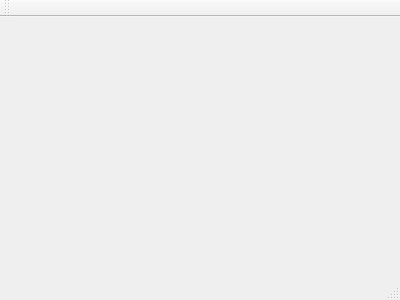
The window that day03/homework02/mainwindow.ui (hewei-bit/QT-Learing) describes before a commit, drawn with Qt 5.
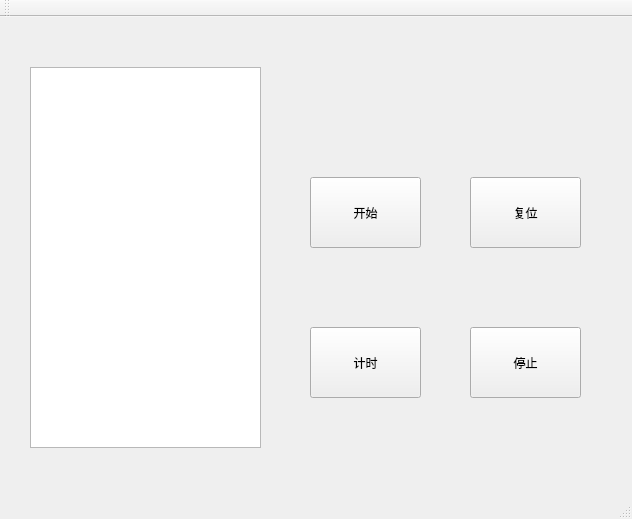
The same window after the commit.

What changed in the file:
```diff
--- a/day03/homework02/mainwindow.ui
+++ b/day03/homework02/mainwindow.ui
@@ -1,24 +1,124 @@
 <ui version="4.0">
  <class>MainWindow</class>
- <widget class="QMainWindow" name="MainWindow" >
-  <property name="geometry" >
+ <widget class="QMainWindow" name="MainWindow">
+  <property name="geometry">
    <rect>
     <x>0</x>
     <y>0</y>
-    <width>400</width>
-    <height>300</height>
+    <width>632</width>
+    <height>519</height>
    </rect>
   </property>
   <property name="windowTitle" >
    <string>MainWindow</string>
   </property>
-  <widget class="QMenuBar" name="menuBar" />
-  <widget class="QToolBar" name="mainToolBar" />
-  <widget class="QWidget" name="centralWidget" />
-  <widget class="QStatusBar" name="statusBar" />
+  <widget class="QWidget" name="centralWidget">
+   <widget class="QTextBrowser" name="textBrowser">
+    <property name="geometry">
+     <rect>
+      <x>30</x>
+      <y>50</y>
+      <width>231</width>
+      <height>381</height>
+     </rect>
+    </property>
+   </widget>
+   <widget class="QPushButton" name="start_Btn">
+    <property name="geometry">
+     <rect>
+      <x>310</x>
+      <y>160</y>
+      <width>111</width>
+      <height>71</height>
+     </rect>
+    </property>
+    <property name="text">
+     <string>开始</string>
+    </property>
+   </widget>
+   <widget class="QPushButton" name="reset_Btn">
+    <property name="geometry">
+     <rect>
+      <x>470</x>
+      <y>160</y>
+      <width>111</width>
+      <height>71</height>
+     </rect>
+    </property>
+    <property name="text">
+     <string>复位</string>
+    </property>
+   </widget>
+   <widget class="QPushButton" name="stop_Btn">
+    <property name="geometry">
+     <rect>
+      <x>470</x>
+      <y>310</y>
+      <width>111</width>
+      <height>71</height>
+     </rect>
+    </property>
+    <property name="text">
+     <string>停止</string>
+    </property>
+   </widget>
+   <widget class="QPushButton" name="count_Btn">
+    <property name="geometry">
+     <rect>
+      <x>310</x>
+      <y>310</y>
+      <width>111</width>
+      <height>71</height>
+     </rect>
+    </property>
+    <property name="text">
+     <string>计时</string>
+    </property>
+   </widget>
+   <widget class="QLabel" name="show_label">
+    <property name="geometry">
+     <rect>
+      <x>330</x>
+      <y>50</y>
+      <width>241</width>
+      <height>51</height>
+     </rect>
+    </property>
+    <property name="font">
+     <font>
+      <family>Consolas</family>
+      <pointsize>16</pointsize>
+     </font>
+    </property>
+    <property name="text">
+     <string/>
+    </property>
+    <property name="alignment">
+     <set>Qt::AlignCenter</set>
+    </property>
+   </widget>
+  </widget>
+  <widget class="QMenuBar" name="menuBar">
+   <property name="geometry">
+    <rect>
+     <x>0</x>
+     <y>0</y>
+     <width>632</width>
+     <height>26</height>
+    </rect>
+   </property>
+  </widget>
+  <widget class="QToolBar" name="mainToolBar">
+   <attribute name="toolBarArea">
+    <enum>TopToolBarArea</enum>
+   </attribute>
+   <attribute name="toolBarBreak">
+    <bool>false</bool>
+   </attribute>
+  </widget>
+  <widget class="QStatusBar" name="statusBar"/>
  </widget>
- <layoutDefault spacing="6" margin="11" />
- <pixmapfunction></pixmapfunction>
+ <layoutdefault spacing="6" margin="11"/>
  <resources/>
  <connections/>
 </ui>
```
Left out of the diff: 3 changed lines with no effect on the pictures.
